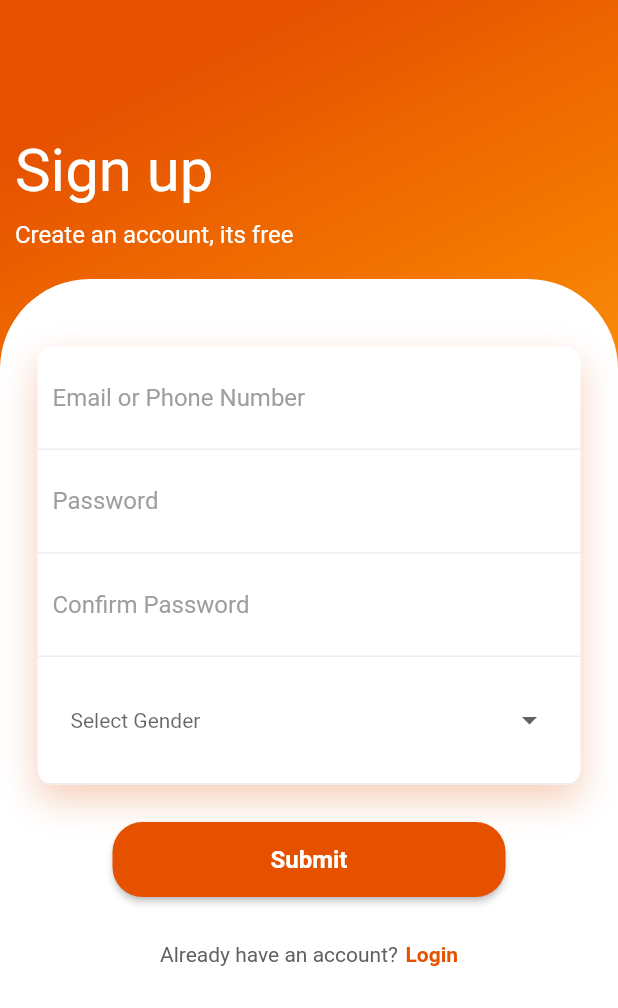
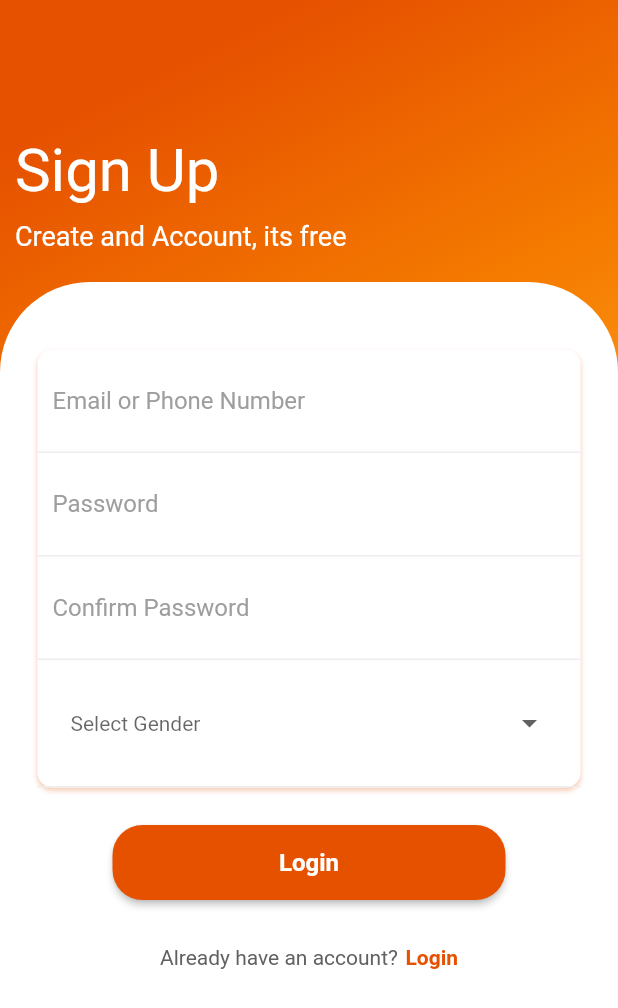
Before and after one commit to divyapanthi/event_app_flutter, a Flutter app: the screen it shows after launch, on a phone screen of 412 x 824 dp. Shown: the top 1008 px of the screen. Run offline on Flutter 3.47's test engine with Material 2 defaults, Android fonts, the phone set to English and light mode, and no system bars; our stand-ins replace flutter_svg.

```diff
--- a/lib/src/core/constant/custom_box_decoration.dart
+++ /dev/null
@@ -1,10 +0,0 @@
-import 'package:flutter/material.dart';
-
-customBoxDecoration() {
-  return BoxDecoration(
-      gradient: LinearGradient(begin: Alignment.topCenter, colors: [
-    Colors.orange[900],
-    Colors.orange[700],
-    Colors.orange[400],
-  ]));
-}
--- /dev/null
+++ b/lib/src/core/constant/custom_form_decoration.dart
@@ -0,0 +1,14 @@
+import 'package:flutter/material.dart';
+
+customFormDecoration(){
+  return BoxDecoration(
+      color: Colors.white,
+      borderRadius: BorderRadius.circular(10),
+      boxShadow: [
+        BoxShadow(
+          color: Color.fromRGBO(225, 95, 27, .3),
+          blurRadius: 2,
+          offset: Offset(0, 2),
+        )
+      ]);
+}
--- /dev/null
+++ b/lib/src/core/constant/custom_header_decoration.dart
@@ -0,0 +1,38 @@
+import 'package:flutter/material.dart';
+
+customHeaderDecoration() {
+  return BoxDecoration(
+    gradient: LinearGradient(begin: Alignment.topCenter, colors: [
+    Colors.orange[900],
+    Colors.orange[700],
+    Colors.orange[400],
+  ]));
+}
+
+customHeaderTextWidget(text1, text2){
+  return Column(
+    crossAxisAlignment: CrossAxisAlignment.start,
+    children: <Widget>[
+      Text(
+        "$text1",
+        style: TextStyle(color: Colors.white, fontSize: 40),
+      ),
+      SizedBox(
+        height: 10,
+      ),
+      Text(
+        "$text2",
+        style: TextStyle(color: Colors.white, fontSize: 18),
+      )
+    ],
+  );
+}
+
+customDesignRadius(){
+  return BoxDecoration(
+      color: Colors.white,
+      borderRadius: BorderRadius.only(
+        topLeft: Radius.circular(60),
+        topRight: Radius.circular(60),
+      ));
+}
--- a/lib/src/screens/signup.dart
+++ b/lib/src/screens/signup.dart
@@ -1,7 +1,9 @@
 import 'package:flutter/cupertino.dart';
 import 'package:flutter/material.dart';
-import 'package:ui_designs/src/core/constant/custom_box_decoration.dart';
+import 'package:ui_designs/src/core/constant/custom_form_decoration.dart';
+import 'package:ui_designs/src/core/constant/custom_header_decoration.dart';
 import 'package:ui_designs/src/screens/login.dart';
+import 'package:ui_designs/src/widgets/custom_submit_button.dart';
 import 'package:ui_designs/src/widgets/custom_text_field.dart';
 
 class SignUp extends StatelessWidget {
@@ -13,40 +15,16 @@ class SignUp extends StatelessWidget {
       resizeToAvoidBottomInset: false,
       body: Container(
         width: double.infinity,
-        decoration: customBoxDecoration(),
+        decoration: customHeaderDecoration(),
         child: Column(
           crossAxisAlignment: CrossAxisAlignment.start,
           children: <Widget>[
-            SizedBox(
-              height: 80,
-            ),
-            Padding(
-                padding: EdgeInsets.all(10),
-                child: Column(
-                  crossAxisAlignment: CrossAxisAlignment.start,
-                  children: <Widget>[
-                    Text(
-                      "Sign up",
-                      style: TextStyle(color: Colors.white, fontSize: 40),
-                    ),
-                    SizedBox(
-                      height: 10,
-                    ),
-                    Text(
-                      "Create an account, its free",
-                      style: TextStyle(color: Colors.white, fontSize: 16),
-                    )
-                  ],
-                )),
+            SizedBox(height: 80,),
+            Padding(padding: EdgeInsets.all(10), child: customHeaderTextWidget("Sign Up", "Create and Account, its free")),
             SizedBox(height: 10),
             Expanded(
               child: Container(
-              decoration: BoxDecoration(
-                  color: Colors.white,
-                  borderRadius: BorderRadius.only(
-                    topLeft: Radius.circular(60),
-                    topRight: Radius.circular(60),
-                  )),
+              decoration: customDesignRadius(),
               child: Padding(
                 padding: EdgeInsets.all(25),
                 child: Column(
@@ -55,16 +33,7 @@ class SignUp extends StatelessWidget {
                       height: 20,
                     ),
                     Container(
-                      decoration: BoxDecoration(
-                          color: Colors.white,
-                          borderRadius: BorderRadius.circular(10),
-                          boxShadow: [
-                            BoxShadow(
-                              color: Color.fromRGBO(225, 95, 27, .3),
-                              blurRadius: 20,
-                              offset: Offset(0, 10),
-                            )
-                          ]),
+                      decoration: customFormDecoration(),
                       child: Column(
                         children: <Widget>[
                           CustomTextField(hintText: "Email or Phone Number"),
@@ -113,40 +82,7 @@ class SignUp extends StatelessWidget {
                     SizedBox(
                       height: 25,
                     ),
-
-                    // Container(
-                    //   height: 50,
-                    //   margin: EdgeInsets.symmetric(horizontal: 50),
-                    //   decoration: BoxDecoration(
-                    //     borderRadius: BorderRadius.circular(50),
-                    //     color: Colors.orange[900]
-                    //   ),
-                    //   child: Center(
-                    //     child: Text("Login", style: TextStyle(color: Colors.white,fontSize: 16, fontWeight: FontWeight.bold)),
-                    //   ),
-                    // )
-
-                    Container(
-                      height: 50,
-                      width: double.infinity,
-                      margin: EdgeInsets.symmetric(horizontal: 50),
-                      child: ElevatedButton(
-                        onPressed: () {},
-                        child: Text(
-                          "Submit",
-                          style: TextStyle(
-                              fontWeight: FontWeight.bold, fontSize: 16),
-                        ),
-                        style: ElevatedButton.styleFrom(
-                          primary: Colors.orange[900],
-                          onPrimary: Colors.white,
-                          shape: new RoundedRectangleBorder(
-                            borderRadius: new BorderRadius.circular(20.0),
-                          ),
-                        ),
-                      ),
-                    ),
-
+                    SubmitButton(buttonText: "Login"),
                     SizedBox(height: 30),
                     Row(
                       mainAxisAlignment: MainAxisAlignment.center,
--- /dev/null
+++ b/lib/src/widgets/custom_submit_button.dart
@@ -0,0 +1,31 @@
+import 'package:flutter/material.dart';
+
+class SubmitButton extends StatelessWidget {
+  final String buttonText;
+
+  const SubmitButton({Key key, @required this.buttonText}) : super(key: key);
+
+  @override
+  Widget build(BuildContext context) {
+    return Container(
+      height: 50,
+      width: double.infinity,
+      margin: EdgeInsets.symmetric(horizontal: 50),
+      child: ElevatedButton(
+        onPressed: () {},
+        child: Text(
+          "$buttonText",
+          style: TextStyle(
+              fontWeight: FontWeight.bold, fontSize: 16),
+        ),
+        style: ElevatedButton.styleFrom(
+          primary: Colors.orange[900],
+          onPrimary: Colors.white,
+          shape: new RoundedRectangleBorder(
+            borderRadius: new BorderRadius.circular(20.0),
+          ),
+        ),
+      ),
+    );
+  }
+}
--- a/lib/src/widgets/custom_text_field.dart
+++ b/lib/src/widgets/custom_text_field.dart
@@ -3,8 +3,10 @@ import 'package:flutter/material.dart';
 class CustomTextField extends StatelessWidget {
   final String hintText;
   final Function onTap;
+  final Widget suffix;
 
-  const CustomTextField({Key key, @required this.hintText, this.onTap})
+
+  const CustomTextField({Key key, @required this.hintText, this.onTap, this.suffix})
       : super(key: key);
 
   @override
@@ -19,6 +21,7 @@ class CustomTextField extends StatelessWidget {
           hintText: hintText,
           hintStyle: TextStyle(color: Colors.grey),
           border: InputBorder.none,
+          suffixIcon: suffix,
         ),
       ),
     );
--- a/pubspec.yaml
+++ b/pubspec.yaml
@@ -49,9 +49,8 @@ flutter:
   uses-material-design: true
 
   # To add assets to your application, add an assets section, like this:
-  # assets:
-  #   - images/a_dot_burr.jpeg
-  #   - images/a_dot_ham.jpeg
+  assets:
+     - assets/images/
 
   # An image asset can refer to one or more resolution-specific "variants", see
   # https://flutter.dev/assets-and-images/#resolution-aware.
```
Also changed, not shown: lib/src/screens/forgot_password.dart (added, +62 -0 lines), lib/src/screens/login.dart (+85 -78 lines), assets/images/facebook.svg (added), assets/images/google.svg (added).
